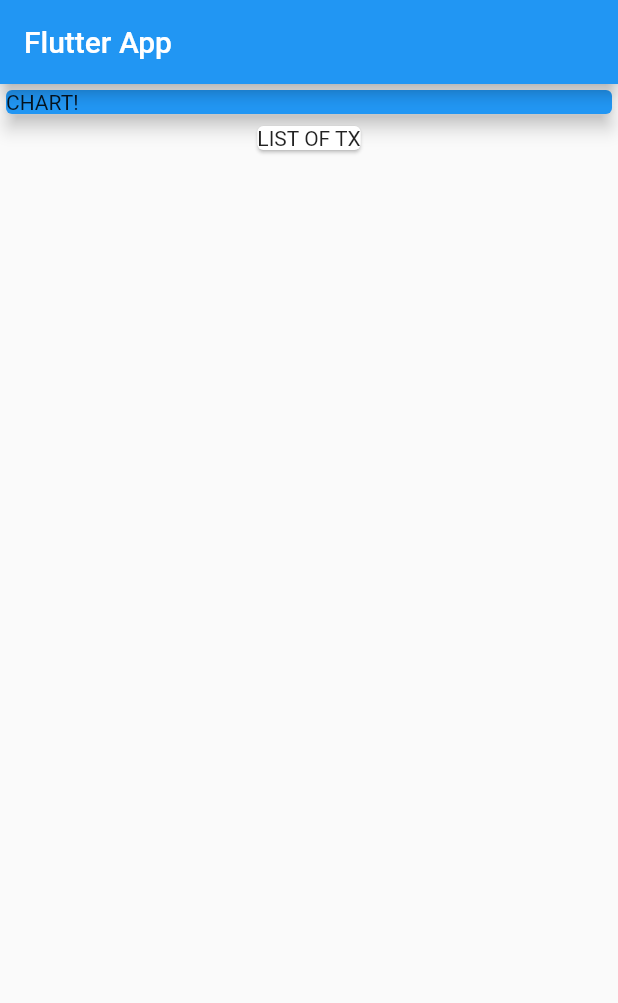
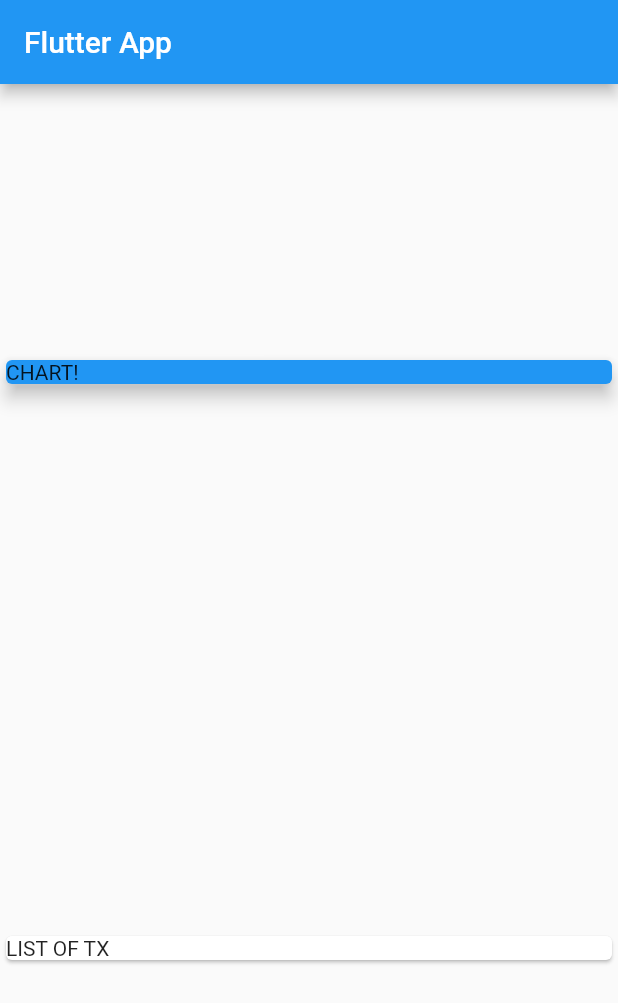
Before and after one commit to Kh-Rakib/Flutter-Dart, a Flutter app: the screen it shows after launch, on a phone screen of 412 x 824 dp. Shown: the top 1003 px of the screen. Run offline on Flutter 3.47's test engine with Material 2 defaults, Android fonts, the phone set to English and light mode, and no system bars.

Commit message:
Added a new class fine called Transactions also added list to the main file

```diff
--- a/Expense_Planner/lib/main.dart
+++ b/Expense_Planner/lib/main.dart
@@ -1,3 +1,4 @@
+import './transaction.dart';
 import 'package:flutter/material.dart';
 
 void main() => runApp(MyApp());
@@ -13,6 +14,20 @@ class MyApp extends StatelessWidget {
 }
 
 class MyHomePage extends StatelessWidget {
+  final List<Transaction> transactions = [  // Here <Transactions> is ised as type of the list
+    Transaction(
+      id: 't1',
+      title: 'New Shoes',
+      amount: 69.99,
+      date: DateTime.now(),
+    ),
+    Transaction(
+      id: 't2',
+      title: 'Weekly Groceries',
+      amount: 16.53,
+      date: DateTime.now(),
+    ),
+  ];
   @override
   Widget build(BuildContext context) {
     return Scaffold(
@@ -20,13 +35,15 @@ class MyHomePage extends StatelessWidget {
         title: Text('Flutter App'),
       ),
       body: Column(
+        mainAxisAlignment: MainAxisAlignment.spaceAround,
+        crossAxisAlignment: CrossAxisAlignment.stretch,
         children: <Widget>[
           Container(
             width: double.infinity,
             child: Card(
               color: Colors.blue,
               child: Text('CHART!'),
-              elevation: 5,
+              elevation: 5, // Shadow under the card aka Hover Effect
             ),
           ),
           Card(
--- /dev/null
+++ b/Expense_Planner/lib/transaction.dart
@@ -0,0 +1,15 @@
+import 'package:flutter/foundation.dart';
+
+class Transaction {
+  final String id;
+  final String title;
+  final double amount;
+  final DateTime date;
+
+  Transaction({
+    @required this.id,
+    @required this.title,
+    @required this.amount,
+    @required this.date,
+  });
+}
```
